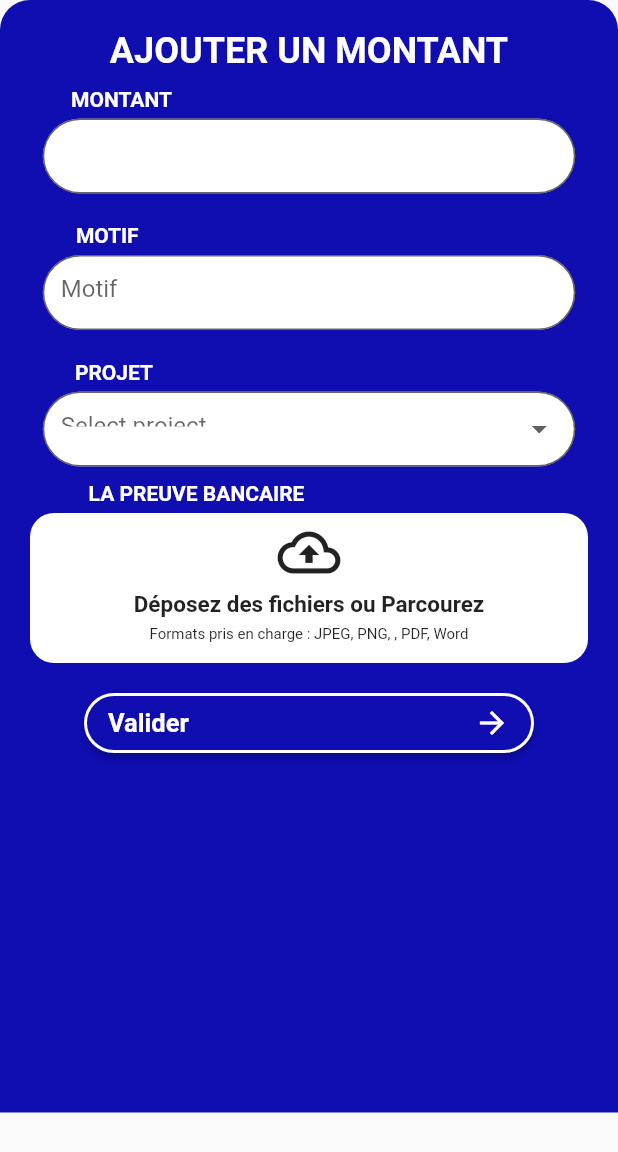
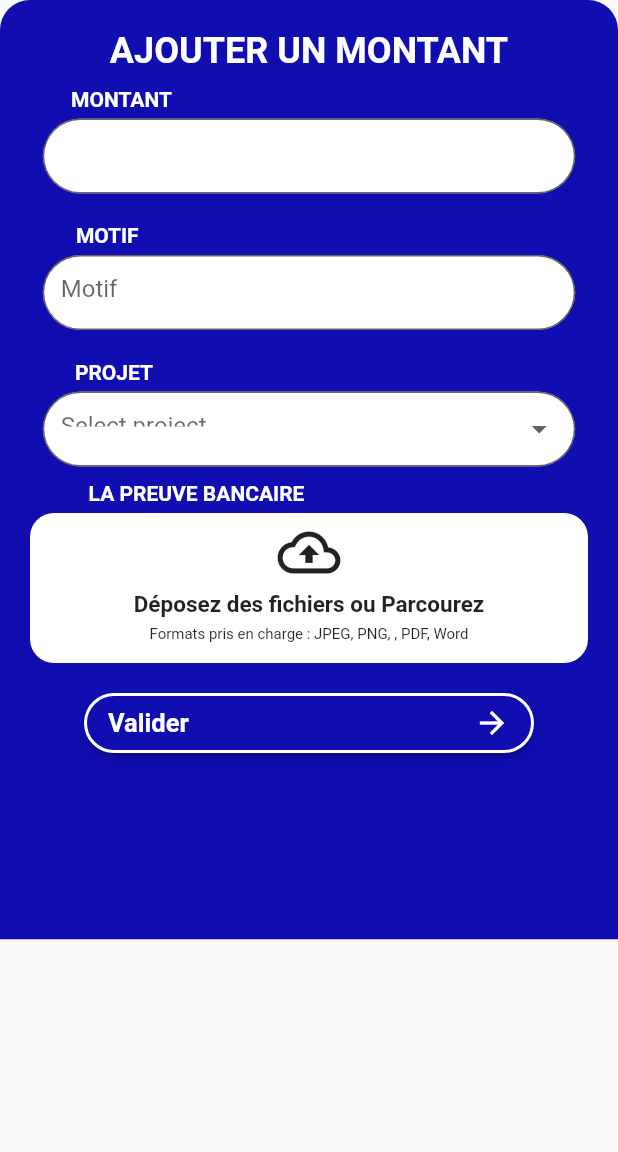
Before and after one commit to Rachidagzl20/projet_mmobilier_appmobile, a Flutter app: the MyBottomSheet widget shown alone on an empty page, opened directly, on a phone screen of 412 x 824 dp. Shown: the top 1152 px of the screen. Run offline on Flutter 3.47's test engine with Material 2 defaults, Android fonts, the light colour scheme and no system bars; our stand-ins replace image_picker, jwt_decoder, shared_preferences; accounts and stored records are empty.

Commit message:
modefecation bottom sheet

```diff
--- a/lib/pages/Ajout_Mont_Bottomsheet.dart
+++ b/lib/pages/Ajout_Mont_Bottomsheet.dart
@@ -28,7 +28,7 @@ class _MyBottomSheetState extends State<MyBottomSheet> {
               color: Colors.white,
             )),
         Container(
-          height: MediaQuery.of(context).size.height * 0.9,
+          height: MediaQuery.of(context).size.height * 0.76,
           decoration: const BoxDecoration(
             color: Color(0xFF100DB1),
             borderRadius: BorderRadius.vertical(top: Radius.circular(20.0)),
```
